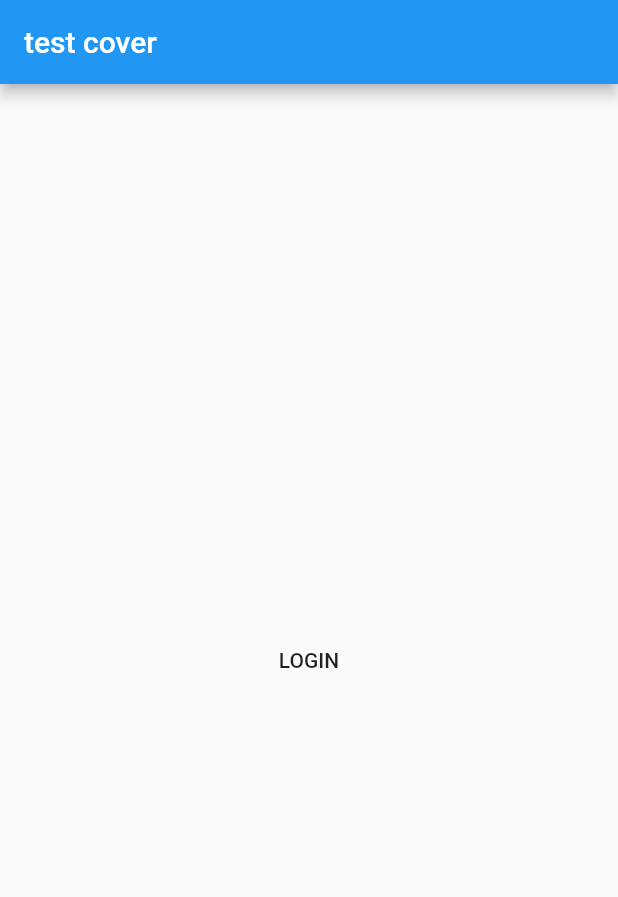
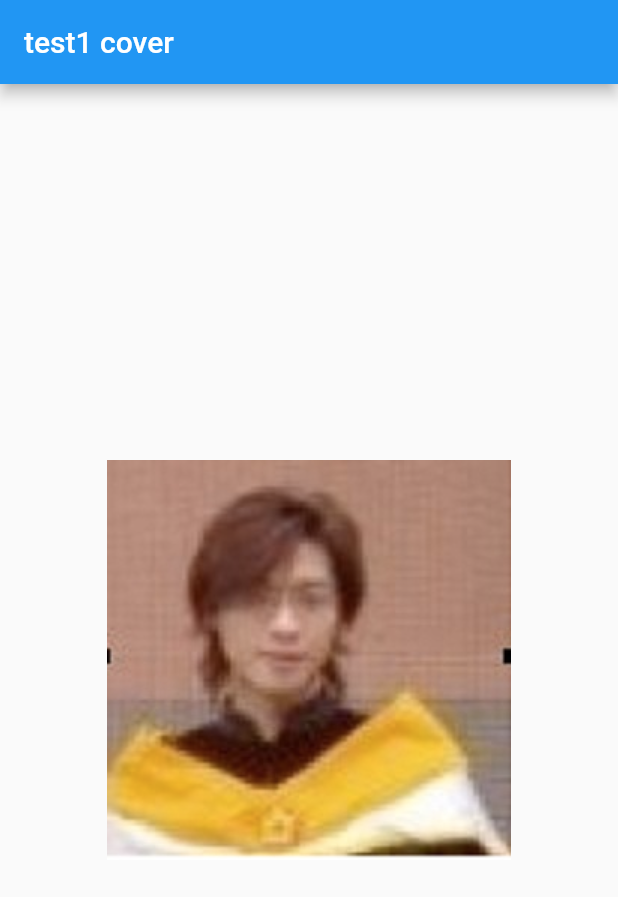
Before and after one commit to jonahwu/fluttergs, a Flutter app: the screen it shows after launch, on a phone screen of 412 x 824 dp. Shown: the top 897 px of the screen. Run offline on Flutter 3.47's test engine with Material 2 defaults, Android fonts, the phone set to English and light mode, and no system bars.

Commit message:
adding cover image and as a button

```diff
--- a/app_depmgmt/lib/main.dart
+++ b/app_depmgmt/lib/main.dart
@@ -33,15 +33,22 @@ class DepApp extends StatelessWidget {
 
 // Login Page is for multiple placees
 class CoverPage extends StatelessWidget {
+  final imageUrl = "graphics/junmein.jpg";
+     // "https://drive.google.com/file/d/1rmcbdJZexCvt2NOeBBAnolvD-WmAtgUI/view?usp=sharing";
+
   @override
   Widget build(BuildContext context) {
     return Scaffold(
       appBar: AppBar(
-        title: Text("test cover"),
+        title: Text("test1 cover"),
       ),
       body: Center(
         child: new FlatButton(
-          child: Text("LOGIN"),
+          //child: Image.network(imageUrl),
+          //child: Image.file(File("assets/graphics/junmein.jpg")),
+          //child: Ink.image(image: AssetImage('graphics/junmein.jpg')),
+          child: new Image.asset('assets/jj.jpg'),
+          //child: Text("LOGIN"),
           onPressed: () {
             Navigator.push(
                 context,
--- a/app_depmgmt/pubspec.yaml
+++ b/app_depmgmt/pubspec.yaml
@@ -37,7 +37,8 @@ flutter:
   uses-material-design: true
 
   # To add assets to your application, add an assets section, like this:
-  # assets:
+  assets:
+    - assets/jj.jpg
   #  - images/a_dot_burr.jpeg
   #  - images/a_dot_ham.jpeg
 
```
Also changed, not shown: app_depmgmt/assets/jj.jpg (added), 1 other file.
